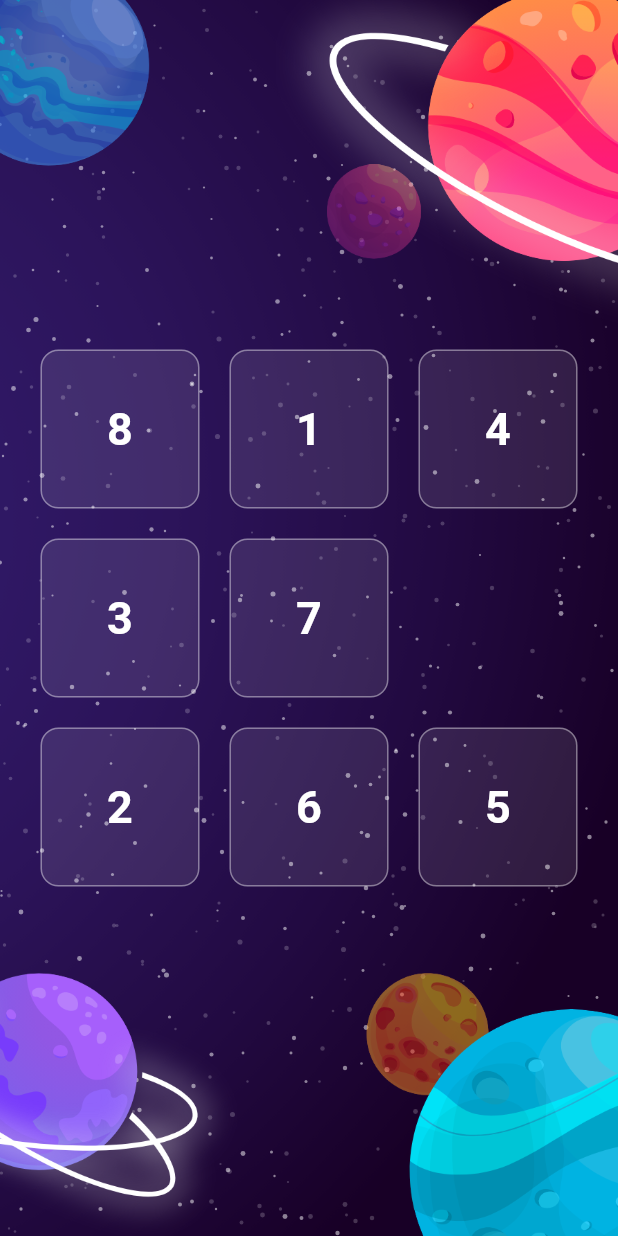
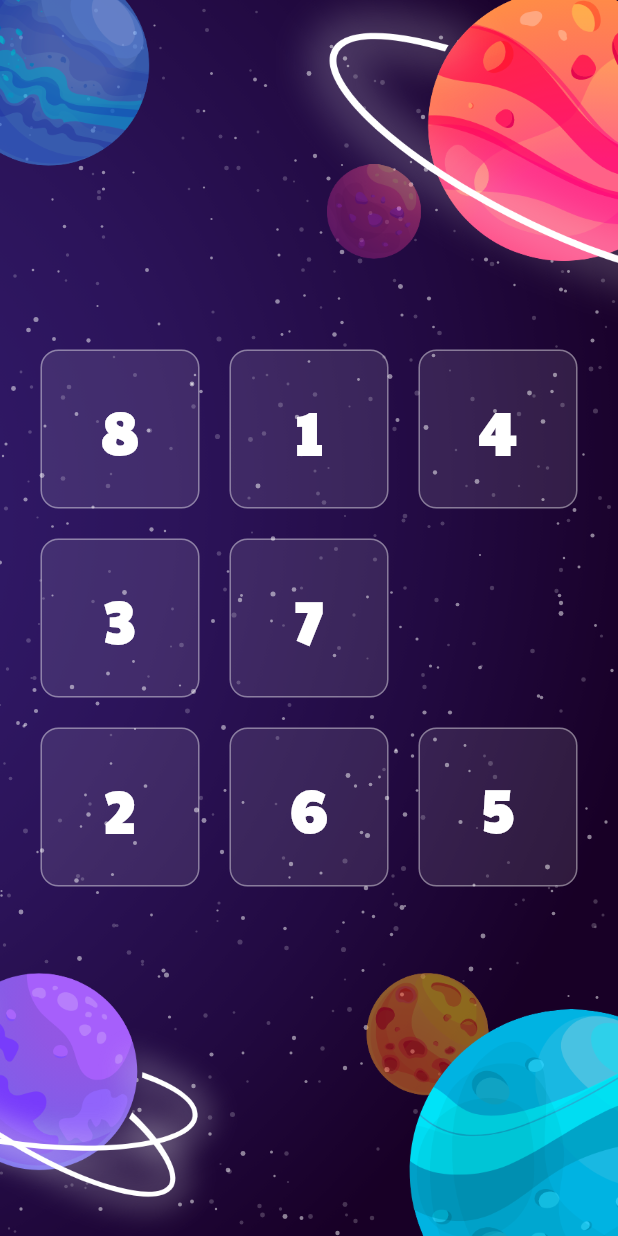
Before and after one commit to Roaa94/dashtronaut, a Flutter app: the screen it shows after launch, on a phone screen of 412 x 824 dp. Run offline on Flutter 3.47's test engine with Material 2 defaults, Android fonts, the light colour scheme and no system bars; our stand-ins replace equatable, sensors_plus.

Commit message:
added PaytoneOne font

```diff
--- a/lib/main.dart
+++ b/lib/main.dart
@@ -37,6 +37,7 @@ class _MyAppState extends State<MyApp> {
       theme: ThemeData(
         primarySwatch: Colors.blue,
         brightness: Brightness.light,
+        fontFamily: 'PaytoneOne',
         appBarTheme: const AppBarTheme(
           systemOverlayStyle: SystemUiOverlayStyle(
             statusBarBrightness: Brightness.dark,
@@ -46,6 +47,7 @@ class _MyAppState extends State<MyApp> {
         ),
       ),
       darkTheme: ThemeData(
+        fontFamily: 'PaytoneOne',
         brightness: Brightness.dark,
         appBarTheme: const AppBarTheme(
           systemOverlayStyle: SystemUiOverlayStyle(
--- a/lib/presentation/tile/widgets/tile_container.dart
+++ b/lib/presentation/tile/widgets/tile_container.dart
@@ -39,7 +39,7 @@ class TileContainer extends StatelessWidget {
           children: [
             Text(
               '${tile.value}',
-              style: const TextStyle(fontWeight: FontWeight.w700, fontSize: 30),
+              style: const TextStyle(fontWeight: FontWeight.w700, fontSize: 40),
             ),
           ],
         ),
```
Also changed, not shown: pubspec.yaml (+4 -11 lines), assets/fonts/PaytoneOne-Regular.ttf (added).
